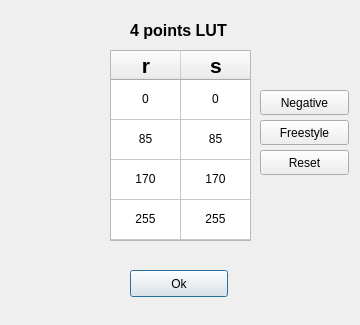
The window that proyVA2/pixelTForm.ui (danipeix13/VisionArtificial) describes before a commit, drawn with Qt 5.
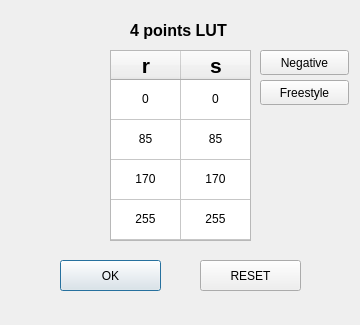
The same window after the commit.

Commit message: Sharpen, random and reorder UIs

```diff
--- a/proyVA2/pixelTForm.ui
+++ b/proyVA2/pixelTForm.ui
@@ -32,14 +32,14 @@
   <widget class="QPushButton" name="okButton">
    <property name="geometry">
     <rect>
-     <x>130</x>
-     <y>270</y>
-     <width>98</width>
-     <height>27</height>
+     <x>60</x>
+     <y>260</y>
+     <width>101</width>
+     <height>31</height>
     </rect>
    </property>
    <property name="text">
-    <string>Ok</string>
+    <string>OK</string>
    </property>
   </widget>
   <widget class="QTableWidget" name="grayTransformW">
@@ -206,7 +206,7 @@
    <property name="geometry">
     <rect>
      <x>260</x>
-     <y>90</y>
+     <y>50</y>
      <width>89</width>
      <height>25</height>
     </rect>
@@ -219,7 +219,7 @@
    <property name="geometry">
     <rect>
      <x>260</x>
-     <y>120</y>
+     <y>80</y>
      <width>89</width>
      <height>25</height>
     </rect>
@@ -231,14 +231,14 @@
   <widget class="QPushButton" name="resetBtn">
    <property name="geometry">
     <rect>
-     <x>260</x>
-     <y>150</y>
-     <width>89</width>
-     <height>25</height>
+     <x>200</x>
+     <y>260</y>
+     <width>101</width>
+     <height>31</height>
     </rect>
    </property>
    <property name="text">
-    <string>Reset</string>
+    <string>RESET</string>
    </property>
   </widget>
  </widget>
```
The commit also changes 3 other files.
